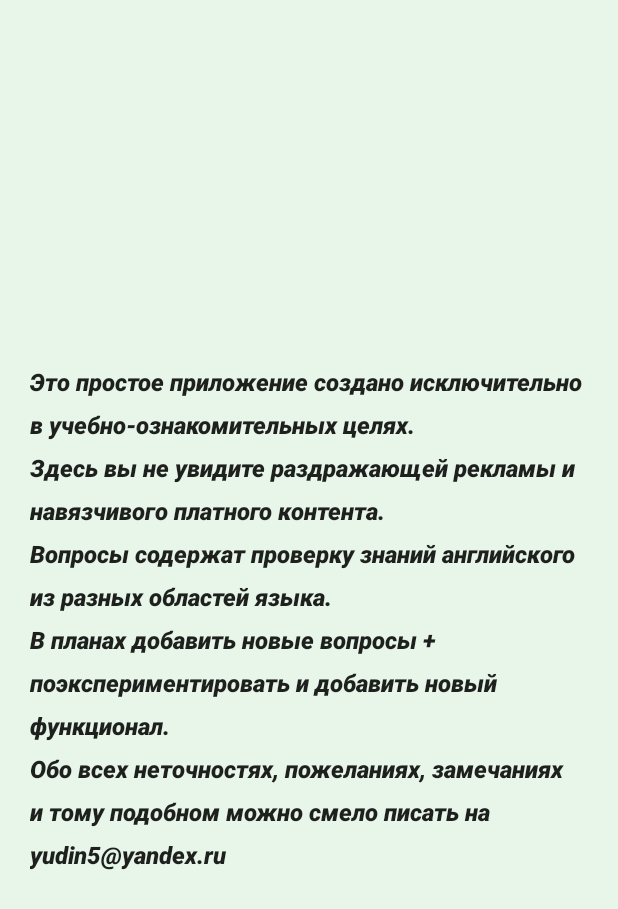
After one commit to yudin5/EnglishQuiz, an Android app: the AboutActivity screen opened directly, with no data from a screen before it, on a phone screen of 412 x 824 dp. The commit adds this screen. Shown: the top 909 px of the screen. Run offline under Robolectric (Android 15) with nearby library versions, the phone set to English and light mode, and no system bars.

Commit message:
add about activity

```diff
--- /dev/null
+++ b/app/src/main/java/com/example/englishquiz/AboutActivity.java
@@ -0,0 +1,14 @@
+package com.example.englishquiz;
+
+import androidx.appcompat.app.AppCompatActivity;
+
+import android.os.Bundle;
+
+public class AboutActivity extends AppCompatActivity {
+
+    @Override
+    protected void onCreate(Bundle savedInstanceState) {
+        super.onCreate(savedInstanceState);
+        setContentView(R.layout.activity_about);
+    }
+}
--- /dev/null
+++ b/app/src/main/res/layout/activity_about.xml
@@ -0,0 +1,29 @@
+<?xml version="1.0" encoding="utf-8"?>
+<androidx.constraintlayout.widget.ConstraintLayout xmlns:android="http://schemas.android.com/apk/res/android"
+    xmlns:app="http://schemas.android.com/apk/res-auto"
+    xmlns:tools="http://schemas.android.com/tools"
+    android:layout_width="match_parent"
+    android:layout_height="match_parent"
+    android:background="#E8F5E9"
+    tools:context=".AboutActivity">
+
+    <TextView
+        android:id="@+id/about"
+        android:layout_width="wrap_content"
+        android:layout_height="wrap_content"
+        android:layout_marginStart="20dp"
+        android:layout_marginEnd="20dp"
+        android:backgroundTint="#A5D6A7"
+        android:fontFamily="sans-serif-medium"
+        android:lineSpacingExtra="10sp"
+        android:padding="20dp"
+        android:text="@string/about"
+        android:textAlignment="viewStart"
+        android:textAppearance="@style/TextAppearance.AppCompat.Large"
+        android:textSize="16sp"
+        android:textStyle="bold|italic"
+        app:layout_constraintBottom_toBottomOf="parent"
+        app:layout_constraintEnd_toEndOf="parent"
+        app:layout_constraintStart_toStartOf="parent"
+        app:layout_constraintTop_toTopOf="parent" />
+</androidx.constraintlayout.widget.ConstraintLayout>
--- a/app/src/main/res/layout/activity_main.xml
+++ b/app/src/main/res/layout/activity_main.xml
@@ -4,7 +4,7 @@
     xmlns:tools="http://schemas.android.com/tools"
     android:layout_width="match_parent"
     android:layout_height="match_parent"
-    android:background="@color/bg"
+    android:background="#E8F5E9"
     tools:context=".MainActivity">
 
     <TextView
--- a/app/src/main/res/values/strings.xml
+++ b/app/src/main/res/values/strings.xml
@@ -13,4 +13,11 @@
     <string name="questions_asked">Задано вопросов: 0</string>
     <string name="right_answers">Правильных ответов: 0</string>
 
+    <!--    О приложении -->
+    <string name="about">Это простое приложение создано исключительно в учебно-ознакомительных целях.
+        \nЗдесь вы не увидите раздражающей рекламы и навязчивого платного контента.
+    \nВопросы содержат проверку знаний английского из разных областей языка.
+        \nВ планах добавить новые вопросы + поэкспериментировать и добавить новый функционал.
+    \nОбо всех неточностях, пожеланиях, замечаниях и тому подобном можно смело писать на yudin5@yandex.ru</string>
+
 </resources>
```
Also changed, not shown: app/src/main/AndroidManifest.xml (+4 -13 lines), app/src/main/java/com/example/englishquiz/StartActivity.java (+7 -0 lines), app/src/main/res/layout/activity_start.xml (+28 -19 lines).
